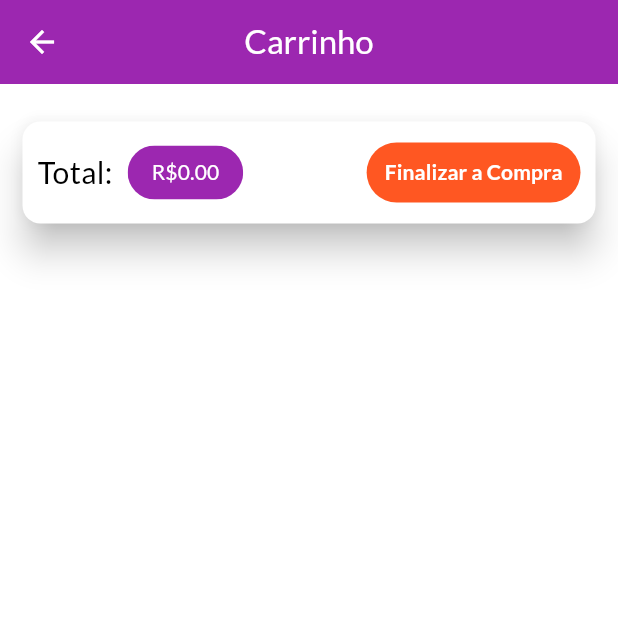
After one commit to Argeu42/shop_app, a Flutter app: the CartPage screen opened by its route, on a phone screen of 412 x 824 dp, the top half of it. The commit adds this screen. Run offline on Flutter 3.47's test engine with Material 3 defaults, Android fonts, the phone set to English and light mode, and no system bars; network calls fail.

Commit message:
Adding Cart Functionalities

```diff
--- a/lib/components/product_item.dart
+++ b/lib/components/product_item.dart
@@ -31,7 +31,6 @@ class ProductItem extends StatelessWidget {
           trailing: IconButton(
             onPressed: () {
               cart.addItem(product);
-              print(cart.itemsCount);
             },
             icon: Icon(Icons.shopping_cart),
             color: Theme.of(context).colorScheme.secondary,
--- /dev/null
+++ b/lib/pages/cart_page.dart
@@ -0,0 +1,70 @@
+import 'package:flutter/material.dart';
+import 'package:provider/provider.dart';
+import 'package:shop_app/components/cart_item.dart';
+import 'package:shop_app/models/cart.dart';
+
+class CartPage extends StatelessWidget {
+  const CartPage({super.key});
+
+  @override
+  Widget build(BuildContext context) {
+    final Cart cart = Provider.of(context);
+    final itens = cart.items.values.toList();
+
+    return Scaffold(
+      appBar: AppBar(title: Text("Carrinho")),
+      body: Column(
+        children: [
+          Card(
+            elevation: 10,
+            margin: EdgeInsets.symmetric(horizontal: 15, vertical: 25),
+            child: Padding(
+              padding: const EdgeInsets.all(10),
+              child: Row(
+                mainAxisAlignment: MainAxisAlignment.spaceBetween,
+                children: [
+                  Text('Total:', style: TextStyle(fontSize: 20)),
+                  SizedBox(width: 10),
+                  Chip(
+                    shape: RoundedRectangleBorder(
+                      borderRadius: BorderRadius.circular(40),
+                    ),
+                    side: BorderSide.none,
+                    backgroundColor: Theme.of(context).colorScheme.primary,
+                    label: Text(
+                      'R\$${(cart.totalAmount).toStringAsFixed(2)}',
+                      style: TextStyle(
+                        color: Theme.of(context).textTheme.titleLarge?.color,
+                      ),
+                    ),
+                  ),
+                  Spacer(),
+                  TextButton(
+                    onPressed: () {},
+                    style: TextButton.styleFrom(
+                      backgroundColor: Theme.of(context).colorScheme.secondary,
+                    ),
+                    child: Text(
+                      'Finalizar a Compra',
+                      style: TextStyle(
+                        fontWeight: FontWeight.bold,
+                        color: Colors.white,
+                      ),
+                    ),
+                  ),
+                ],
+              ),
+            ),
+          ),
+          Expanded(
+            child: ListView.builder(
+              itemCount: itens.length,
+              itemBuilder:
+                  (ctx, index) => CartItemWidget(cartItem: itens[index]),
+            ),
+          ),
+        ],
+      ),
+    );
+  }
+}
--- a/lib/pages/products_overview_page.dart
+++ b/lib/pages/products_overview_page.dart
@@ -3,6 +3,7 @@ import 'package:provider/provider.dart';
 import 'package:shop_app/components/badge_item.dart';
 import 'package:shop_app/components/product_grid.dart';
 import 'package:shop_app/models/cart.dart';
+import 'package:shop_app/utils/app_routes.dart';
 
 enum FilterOptions {
   favorite,
@@ -49,7 +50,9 @@ class _ProductsOverviewPageState extends State<ProductsOverviewPage> {
             },
           ),
           Consumer<Cart>(
-            child: IconButton(onPressed: (){}, icon: Icon(Icons.shopping_cart)),
+            child: IconButton(onPressed: (){
+              Navigator.of(context).pushNamed(AppRoutes.cartDetail);
+            }, icon: Icon(Icons.shopping_cart)),
             builder: (ctx, cart, child) => BadgeItem(
               value: cart.itemsCount.toString(),
               child: child!,
--- a/lib/utils/app_routes.dart
+++ b/lib/utils/app_routes.dart
@@ -1,3 +1,5 @@
 class AppRoutes {
   static const productDetail = '/product-detail';
+  static const cartDetail = '/cart-detail';
+
 }
```
Also changed, not shown: lib/components/cart_item.dart (added, +49 -0 lines), lib/main.dart (+10 -1 lines).
